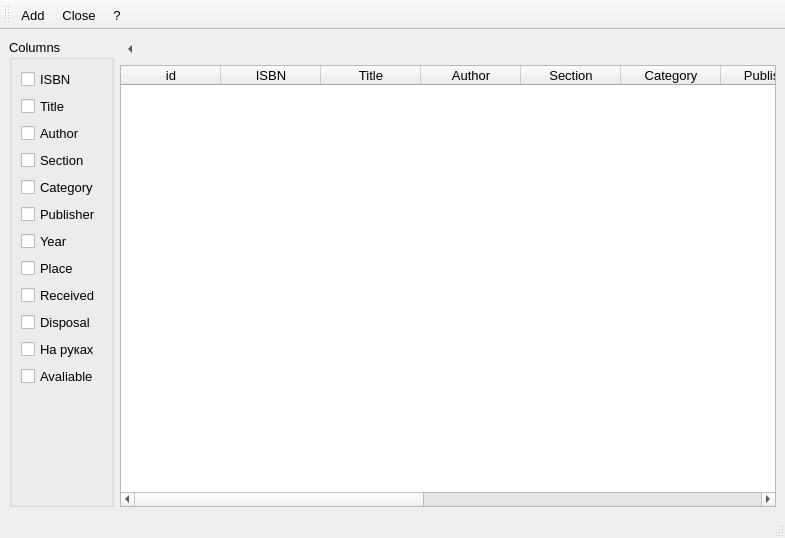
Skyrim78/Librarian, file librarian/books.ui: the form before one commit.
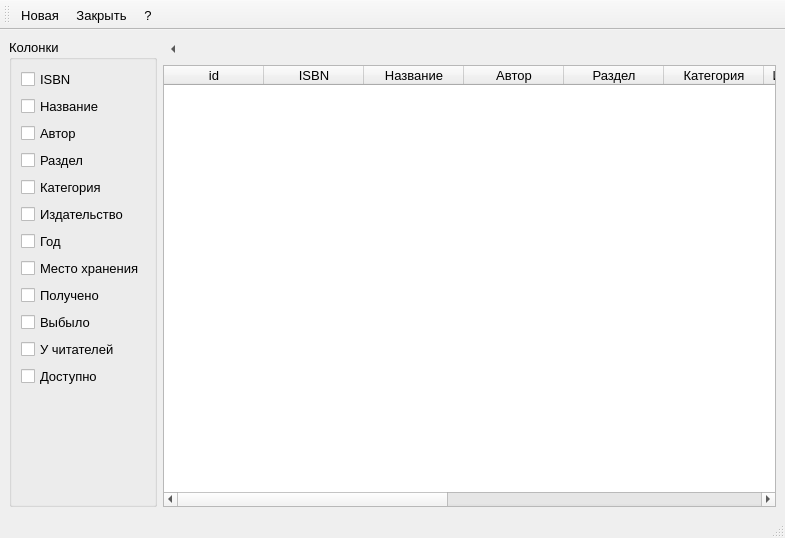
The form after the commit.

```diff
--- a/librarian/books.ui
+++ b/librarian/books.ui
@@ -32,7 +32,7 @@
          </size>
         </property>
         <property name="title">
-         <string>Columns</string>
+         <string>Колонки</string>
         </property>
         <layout class="QGridLayout" name="gridLayout_2">
          <item row="0" column="0">
@@ -47,77 +47,77 @@
            <item>
             <widget class="QCheckBox" name="checkBox_title">
              <property name="text">
-              <string>Title</string>
+              <string>Название</string>
              </property>
             </widget>
            </item>
            <item>
             <widget class="QCheckBox" name="checkBox_auth">
              <property name="text">
-              <string>Author</string>
+              <string>Автор</string>
              </property>
             </widget>
            </item>
            <item>
             <widget class="QCheckBox" name="checkBox_sect">
              <property name="text">
-              <string>Section</string>
+              <string>Раздел</string>
              </property>
             </widget>
            </item>
            <item>
             <widget class="QCheckBox" name="checkBox_cat">
              <property name="text">
-              <string>Category</string>
+              <string>Категория</string>
              </property>
             </widget>
            </item>
            <item>
             <widget class="QCheckBox" name="checkBox_pub">
              <property name="text">
-              <string>Publisher</string>
+              <string>Издательство</string>
              </property>
             </widget>
            </item>
            <item>
             <widget class="QCheckBox" name="checkBox_year">
              <property name="text">
-              <string>Year</string>
+              <string>Год</string>
              </property>
             </widget>
            </item>
            <item>
             <widget class="QCheckBox" name="checkBox_place">
              <property name="text">
-              <string>Place</string>
+              <string>Место хранения</string>
              </property>
             </widget>
            </item>
            <item>
             <widget class="QCheckBox" name="checkBox_in">
              <property name="text">
-              <string>Received</string>
+              <string>Получено</string>
              </property>
             </widget>
            </item>
            <item>
             <widget class="QCheckBox" name="checkBox_out">
              <property name="text">
-              <string>Disposal</string>
+              <string>Выбыло</string>
              </property>
             </widget>
            </item>
            <item>
             <widget class="QCheckBox" name="checkBox_read">
              <property name="text">
-              <string>На руках</string>
+              <string>У читателей</string>
              </property>
             </widget>
            </item>
            <item>
             <widget class="QCheckBox" name="checkBox_dost">
              <property name="text">
-              <string>Avaliable</string>
+              <string>Доступно</string>
              </property>
             </widget>
            </item>
@@ -215,47 +215,47 @@
           </column>
           <column>
            <property name="text">
-            <string>Title</string>
+            <string>Название</string>
            </property>
           </column>
           <column>
            <property name="text">
-            <string>Author</string>
+            <string>Автор</string>
            </property>
           </column>
           <column>
            <property name="text">
-            <string>Section</string>
+            <string>Раздел</string>
            </property>
           </column>
           <column>
            <property name="text">
-            <string>Category</string>
+            <string>Категория</string>
            </property>
           </column>
           <column>
            <property name="text">
-            <string>Publisher</string>
+            <string>Издательство</string>
            </property>
           </column>
           <column>
            <property name="text">
-            <string>Year</string>
+            <string>Год</string>
            </property>
           </column>
           <column>
            <property name="text">
-            <string>Place</string>
+            <string>Место хранения</string>
            </property>
           </column>
           <column>
            <property name="text">
-            <string>Received</string>
+            <string>Получено</string>
            </property>
           </column>
           <column>
            <property name="text">
-            <string>Disposal</string>
+            <string>Выбыло</string>
            </property>
           </column>
           <column>
@@ -265,7 +265,7 @@
           </column>
           <column>
            <property name="text">
-            <string>Avaliable</string>
+            <string>Доступно</string>
            </property>
           </column>
          </widget>
@@ -293,12 +293,12 @@
   </widget>
   <action name="actionAdd">
    <property name="text">
-    <string>Add</string>
+    <string>Новая</string>
    </property>
   </action>
   <action name="actionClose">
    <property name="text">
-    <string>Close</string>
+    <string>Закрыть</string>
    </property>
   </action>
   <action name="actionHelp">
```
Left out of the diff: 2 changed lines with no effect on the pictures.
